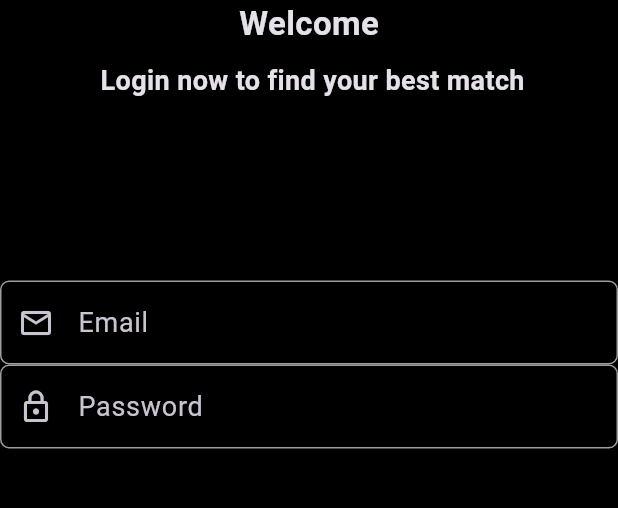
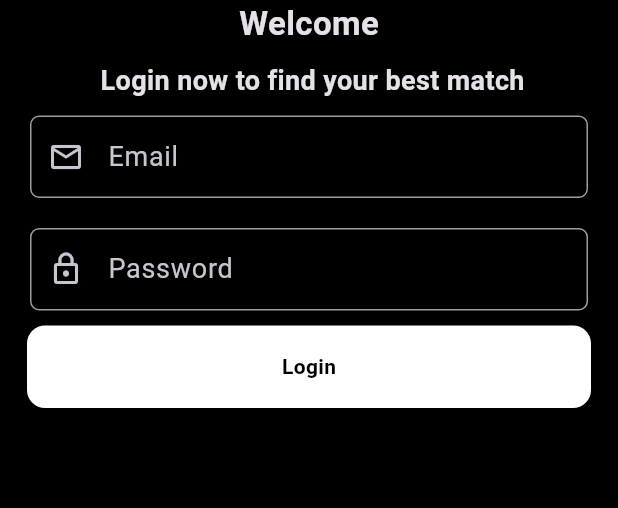
Before and after one commit to natanmuletahunde/tinder_clone, a Flutter app: the screen it shows after launch, on a phone screen of 412 x 824 dp, the part 480-988 px from its top. Run offline on Flutter 3.47's test engine with Material 3 defaults, Android fonts, the phone set to English and light mode, and no system bars.

Commit message:
add the login button on the login page

```diff
--- a/lib/authenticationScreen/login_screen.dart
+++ b/lib/authenticationScreen/login_screen.dart
@@ -38,20 +38,57 @@ import 'package:tinder/widgets/custom_text_field_widget.dart';
                  fontWeight: FontWeight.bold,
                 ),
                ),
-                  const SizedBox(height: 120),
+                  const SizedBox(height:10),
               // email
-              CustomTextFieldWidget(
+              SizedBox(
+                width: MediaQuery.of(context).size.width -40,
+                height: 55,
+                child: CustomTextFieldWidget(
                     editingController: emailTextEditingController,
                     labelText: 'Email',
                     iconData: Icons.email_outlined,
                     isObscure: false,
                 ),
-                 CustomTextFieldWidget(
+              ),
+              const SizedBox(height: 20),
+                SizedBox(
+                  width: MediaQuery.of(context).size.width -40,
+                  height: 55,
+                   child: CustomTextFieldWidget(
                     editingController: passwordTextEditingController,
                     labelText: 'Password',
                     iconData: Icons.lock_outline,
                     isObscure: true,
+                                 ),
+                 ),
+                 const SizedBox( height: 10,),
+
+            Container(
+              width: MediaQuery.of(context).size.width - 36,
+              height: 55,
+              decoration: const BoxDecoration(
+                color: Colors.white,
+                borderRadius: BorderRadius.all(
+                  Radius.circular(12)
                 )
+              ),
+              child: InkWell(
+                onTap: (){
+
+                },
+               child:const Center(
+                child: Text(
+                  'Login',
+                  style: TextStyle(
+                    color: Colors.black,
+                    fontWeight: FontWeight.bold
+                  ),
+                ),
+               ) ,
+              ),
+
+            )
+
 
               ],
             ),
```
Lines whose indentation alone changed are shown as unchanged.
